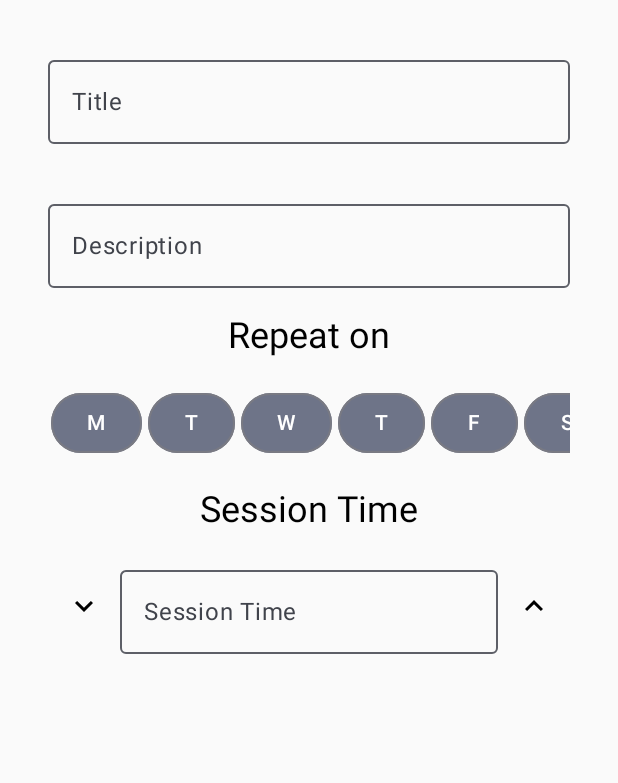
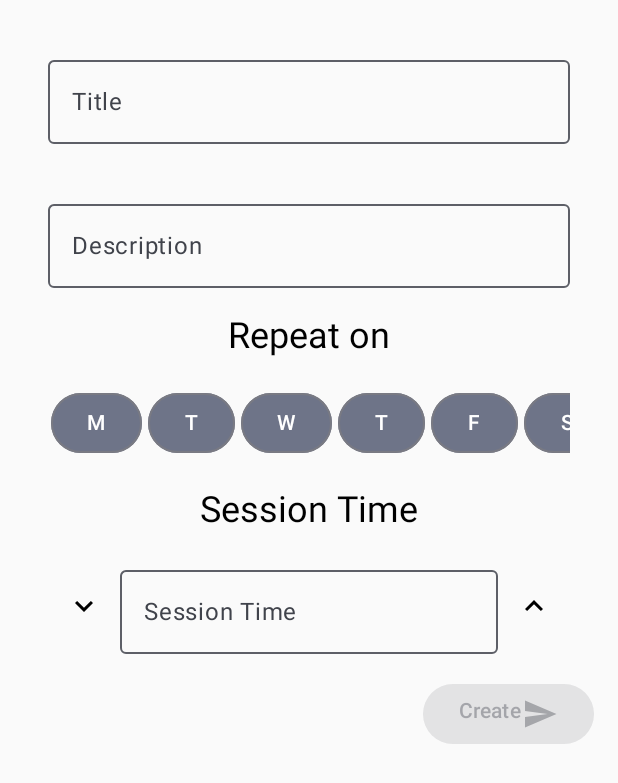
Before and after one commit to Compu-Movil-20241-Gr09/RobERTO, an Android app built with Jetpack Compose: the screen it shows after launch (MainActivity), on a phone screen of 412 x 824 dp. Shown: the top 783 px of the screen. Run offline under Robolectric (Android 15) with nearby library versions, the phone set to English and light mode, and no system bars; our stand-ins replace Room's generated code.

Commit message:
Add create new routine button

```diff
--- a/app/src/main/java/co/edu/udea/compumovil/gr09_20241/roberto/ui/activities/NewRoutineActivity.kt
+++ b/app/src/main/java/co/edu/udea/compumovil/gr09_20241/roberto/ui/activities/NewRoutineActivity.kt
@@ -4,14 +4,15 @@ import android.content.res.Configuration
 import androidx.compose.foundation.layout.Arrangement
 import androidx.compose.foundation.layout.Column
 import androidx.compose.foundation.layout.Row
-import androidx.compose.foundation.layout.fillMaxSize
 import androidx.compose.foundation.layout.fillMaxWidth
 import androidx.compose.foundation.layout.padding
-import androidx.compose.foundation.lazy.LazyColumn
 import androidx.compose.foundation.text.KeyboardOptions
+import androidx.compose.material.icons.Icons
+import androidx.compose.material.icons.automirrored.filled.Send
+import androidx.compose.material3.Button
+import androidx.compose.material3.Icon
 import androidx.compose.material3.MaterialTheme
 import androidx.compose.material3.OutlinedTextField
-import androidx.compose.material3.Scaffold
 import androidx.compose.material3.Text
 import androidx.compose.runtime.Composable
 import androidx.compose.ui.Alignment
@@ -121,6 +122,28 @@ fun NewRoutinePortrait(
             onValueChanged = {onEvent(RoutineEvent.SetSessionTime(it))},
             label = stringResource(R.string.session_time)
         )
+
+        // Create Button
+        Row (
+            modifier = Modifier
+                .fillMaxWidth(),
+            horizontalArrangement = Arrangement.End
+        ){
+            Button(
+                onClick = {
+                    onEvent(RoutineEvent.SaveRoutine)
+                },
+                enabled = isNewRoutineValid(state)
+            ) {
+                Row {
+                    Text(text = stringResource(R.string.create))
+                    Icon(
+                        imageVector = Icons.AutoMirrored.Filled.Send,
+                        contentDescription = ""
+                    )
+                }
+            }
+        }
     }
 }
 
@@ -198,3 +221,9 @@ fun NewRoutineLandscape(
         )
     }
 }
+
+fun isNewRoutineValid(
+    state: RoutineState
+) : Boolean {
+    return state.title.isNotBlank() && state.frecuency.isNotBlank() && state.sessionTime != 0f
+}
--- a/app/src/main/res/values/strings.xml
+++ b/app/src/main/res/values/strings.xml
@@ -17,4 +17,5 @@
     <string name="sunday">Sunday</string>
     <string name="session_time">Session Time</string>
     <string name="repeat">Repeat on</string>
+    <string name="create">Create</string>
 </resources>
```
Also changed, not shown: 1 other file.
